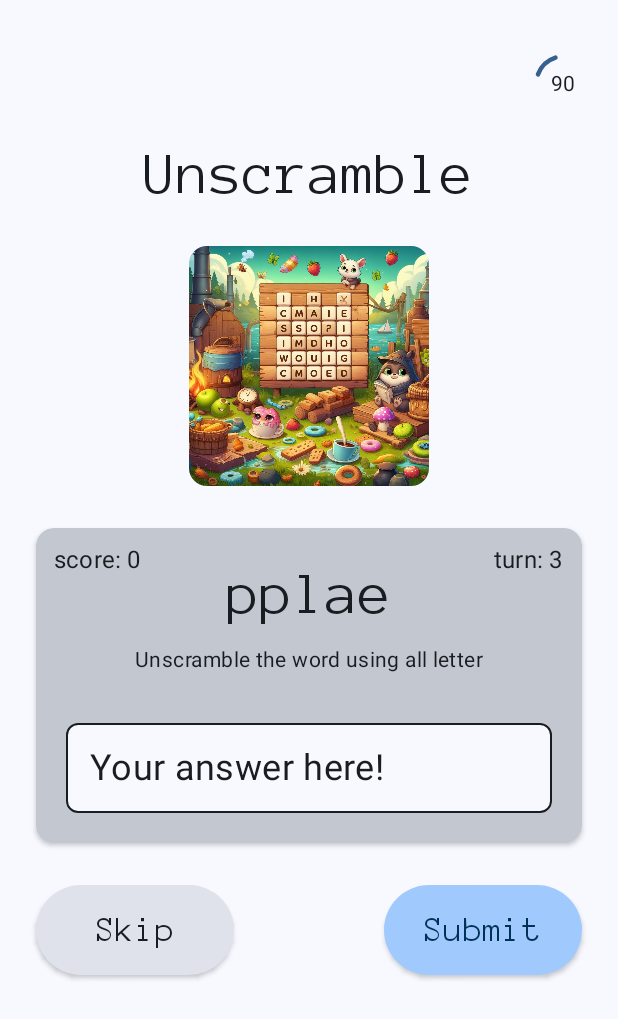
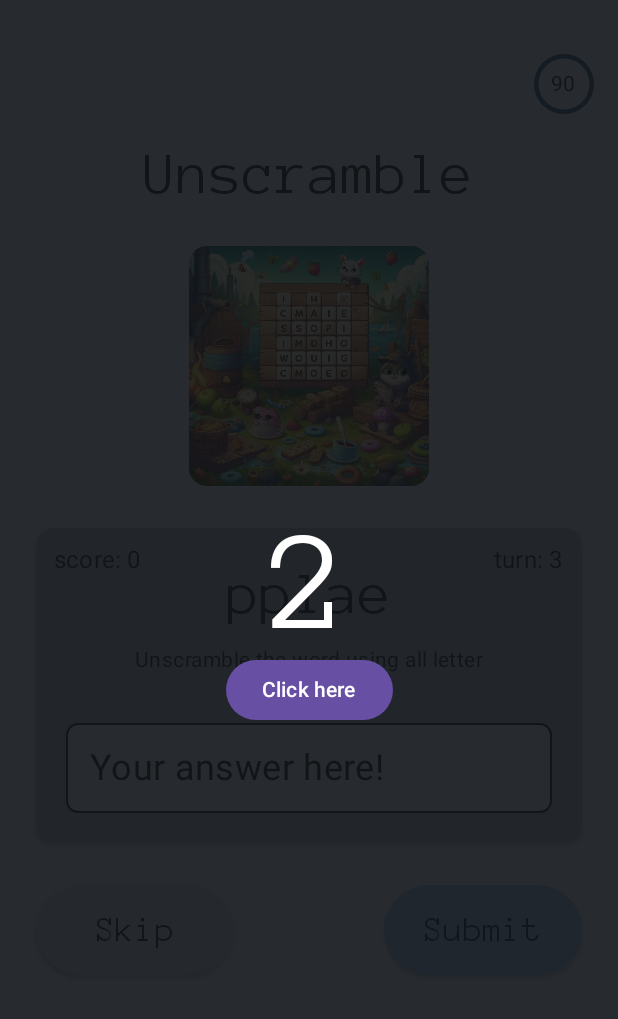
Before and after one commit to TTNguyen2552003/unscramble, an Android app built with Jetpack Compose: the first screen one second after launch (MainActivity), on a phone screen of 412 x 824 dp. Shown: the top 1019 px of the screen. Run offline under Robolectric (Android 15) with nearby library versions, the phone set to English and light mode, and no system bars.

Commit message:
Update timer for Game Screen

```diff
--- a/app/src/main/java/app/kotlin/unscramble/ui/screens/GameScreen.kt
+++ b/app/src/main/java/app/kotlin/unscramble/ui/screens/GameScreen.kt
@@ -2,6 +2,7 @@ package app.kotlin.unscramble.ui.screens
 
 import androidx.compose.foundation.Image
 import androidx.compose.foundation.background
+import androidx.compose.foundation.clickable
 import androidx.compose.foundation.layout.Arrangement
 import androidx.compose.foundation.layout.Box
 import androidx.compose.foundation.layout.Column
@@ -27,7 +28,9 @@ import androidx.compose.material3.OutlinedTextField
 import androidx.compose.material3.Text
 import androidx.compose.material3.TextFieldDefaults
 import androidx.compose.runtime.Composable
+import androidx.compose.runtime.LaunchedEffect
 import androidx.compose.runtime.getValue
+import androidx.compose.runtime.mutableIntStateOf
 import androidx.compose.runtime.mutableStateOf
 import androidx.compose.runtime.remember
 import androidx.compose.runtime.setValue
@@ -58,11 +61,19 @@ import app.kotlin.unscramble.ui.theme.primaryVariant
 import app.kotlin.unscramble.ui.theme.surface
 import app.kotlin.unscramble.ui.theme.surfaceVariant
 import app.kotlin.unscramble.ui.theme.titleMedium
+import kotlinx.coroutines.delay
 
 
 @Preview
 @Composable
 fun GameScreen() {
+    var timeoutPreGame: Int by remember {
+        mutableIntStateOf(value = 3)
+    }
+    var timePlay: Int by remember {
+        mutableIntStateOf(value = 90)
+    }
+
     Box(
         modifier = Modifier.fillMaxSize()
     ) {
@@ -73,6 +84,7 @@ fun GameScreen() {
                 .background(color = surface),
             horizontalAlignment = Alignment.CenterHorizontally
         ) {
+
             Box(
                 modifier = Modifier
                     .padding(
@@ -83,12 +95,13 @@ fun GameScreen() {
                 contentAlignment = Alignment.Center
             ) {
                 CircularProgressIndicator(
-                    color = Color.Transparent,
+                    color = primaryVariant,
                     strokeWidth = 3.dp,
-                    trackColor = primaryVariant,
+                    trackColor = Color.Transparent,
+                    progress = (timePlay.toFloat() / 90)
                 )
                 Text(
-                    text = "90",
+                    text = timePlay.toString(),
                     style = bodySmall,
                     color = onSurface
                 )
@@ -177,46 +190,67 @@ fun GameScreen() {
         }
 
         //Layer with opacity before game starting
-//        Column(
-//            modifier = Modifier
-//                .fillMaxSize()
-//                .background(
-//                    color = background.copy(alpha = 0.9f)
-//                ),
-//            verticalArrangement = Arrangement.Center,
-//            horizontalAlignment = Alignment.CenterHorizontally
-//        ){
-//            Text(
-//                text = "3",
-//                style = displayLarge,
-//                color = onBackground
-//            )
-//        }
+        if (timeoutPreGame > 0) {
+            Column(
+                modifier = Modifier
+                    .fillMaxSize()
+                    .background(
+                        color = background.copy(alpha = 0.9f)
+                    )
+                    .clickable { },
+                verticalArrangement = Arrangement.Center,
+                horizontalAlignment = Alignment.CenterHorizontally
+            ) {
+                Text(
+                    text = timeoutPreGame.toString(),
+                    style = displayLarge,
+                    color = onBackground
+                )
+                Button(onClick = { timeoutPreGame-- }) {
+                    Text(text = "Click here")
+                }
+            }
+        }
+
+        if (timeoutPreGame > 0)
+            LaunchedEffect(key1 = timeoutPreGame) {
+                delay(timeMillis = 1000)
+                timeoutPreGame--
+            }
+
+        if (timeoutPreGame == 0 && timePlay > 0)
+            LaunchedEffect(key1 = timePlay) {
+                if (timeoutPreGame == 0) {
+                    delay(timeMillis = 1000)
+                    timePlay--
+                }
+            }
 
         //Layer with opacity when game is over
-//        Column(
-//            modifier = Modifier
-//                .fillMaxSize()
-//                .background(
-//                    color = background.copy(alpha = 0.9f)
-//                ),
-//            verticalArrangement = Arrangement.Center,
-//            horizontalAlignment = Alignment.CenterHorizontally
-//        ) {
-//            Text(
-//                text = "Over",
-//                style = displayLarge,
-//                color = onBackground
-//            )
-//
-//            Spacer(modifier = Modifier.height(64.dp))
-//
-//            Text(
-//                text = "Score: 80",
-//                style = titleMedium,
-//                color = onBackground
-//            )
-//        }
+        if (timePlay == 0)
+            Column(
+                modifier = Modifier
+                    .fillMaxSize()
+                    .background(
+                        color = background.copy(alpha = 0.9f)
+                    ),
+                verticalArrangement = Arrangement.Center,
+                horizontalAlignment = Alignment.CenterHorizontally
+            ) {
+                Text(
+                    text = "Over",
+                    style = displayLarge,
+                    color = onBackground
+                )
+
+                Spacer(modifier = Modifier.height(64.dp))
+
+                Text(
+                    text = "Score: 80",
+                    style = titleMedium,
+                    color = onBackground
+                )
+            }
     }
 }
 
```
